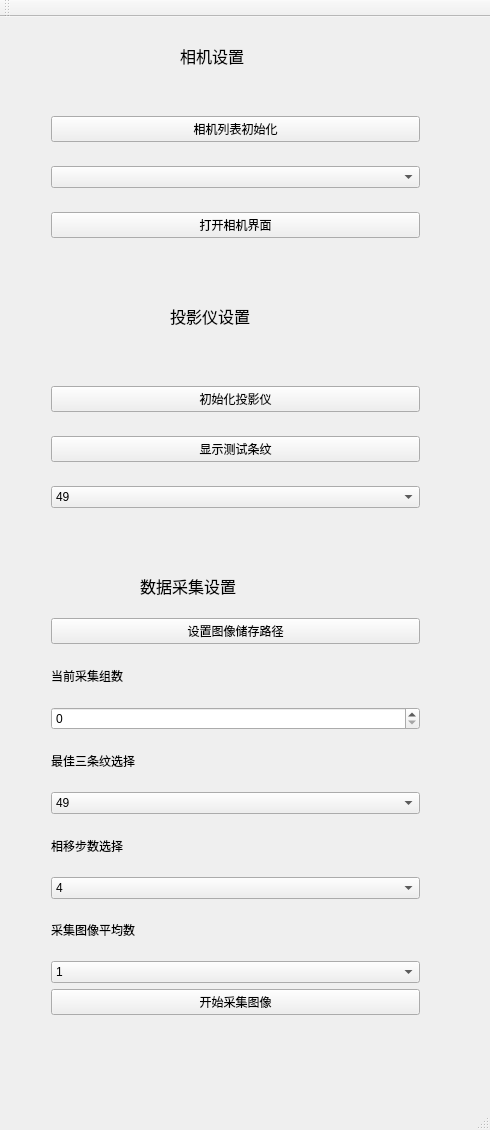
This is deflectometry_image_capture/deflectometry_image_capture.ui in liujiayu1997/deflectometry_image_capture as Qt 5 draws it before an edit. The edited form follows.
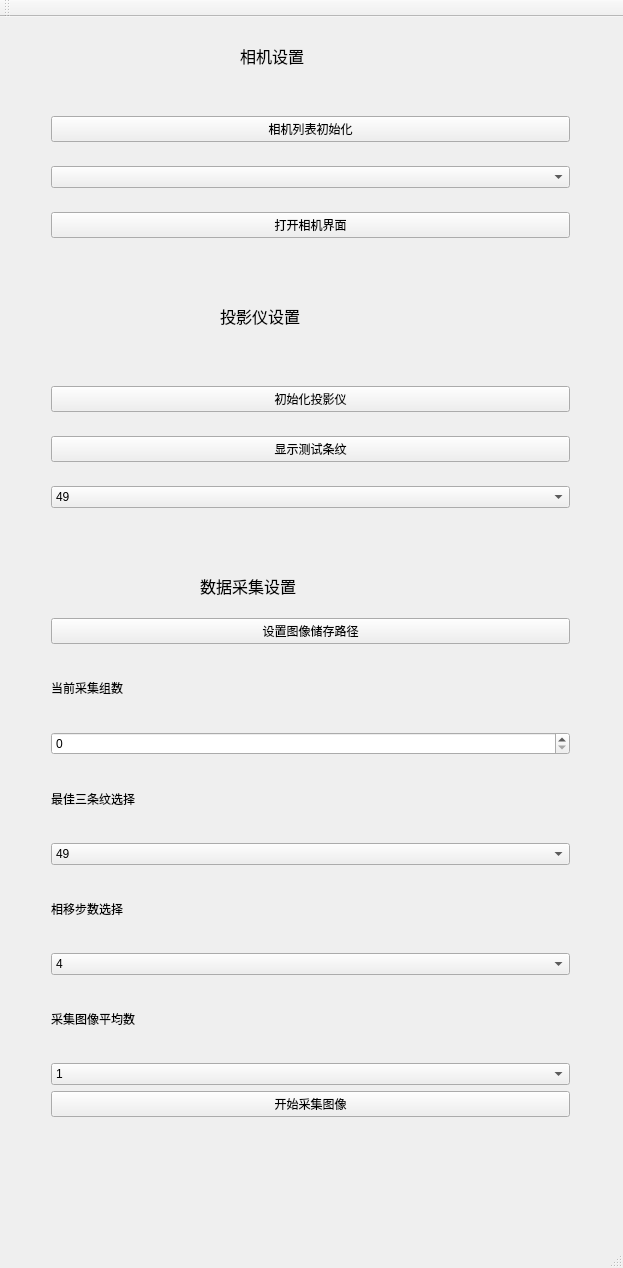
This is the edited form.

The edit to the form file:
```diff
--- a/deflectometry_image_capture/deflectometry_image_capture.ui
+++ b/deflectometry_image_capture/deflectometry_image_capture.ui
@@ -9,8 +9,8 @@
    <rect>
     <x>0</x>
     <y>0</y>
-    <width>490</width>
-    <height>1130</height>
+    <width>623</width>
+    <height>1268</height>
    </rect>
   </property>
   <property name="windowTitle">
@@ -20,7 +20,7 @@
    <widget class="QLabel" name="label_2">
     <property name="geometry">
      <rect>
-      <x>180</x>
+      <x>240</x>
       <y>20</y>
       <width>128</width>
       <height>38</height>
@@ -35,7 +35,7 @@
      <rect>
       <x>40</x>
       <y>70</y>
-      <width>391</width>
+      <width>541</width>
       <height>181</height>
      </rect>
     </property>
@@ -64,7 +64,7 @@
      <rect>
       <x>40</x>
       <y>340</y>
-      <width>391</width>
+      <width>541</width>
       <height>181</height>
      </rect>
     </property>
@@ -137,7 +137,7 @@
    <widget class="QLabel" name="label_3">
     <property name="geometry">
      <rect>
-      <x>170</x>
+      <x>220</x>
       <y>280</y>
       <width>160</width>
       <height>38</height>
@@ -152,8 +152,8 @@
      <rect>
       <x>40</x>
       <y>590</y>
-      <width>391</width>
-      <height>419</height>
+      <width>541</width>
+      <height>521</height>
      </rect>
     </property>
     <layout class="QVBoxLayout" name="verticalLayout">
@@ -294,7 +294,7 @@
    <widget class="QLabel" name="label_4">
     <property name="geometry">
      <rect>
-      <x>140</x>
+      <x>200</x>
       <y>550</y>
       <width>192</width>
       <height>38</height>
```
Left out of the diff: 2 changed lines with no effect on the pictures.
